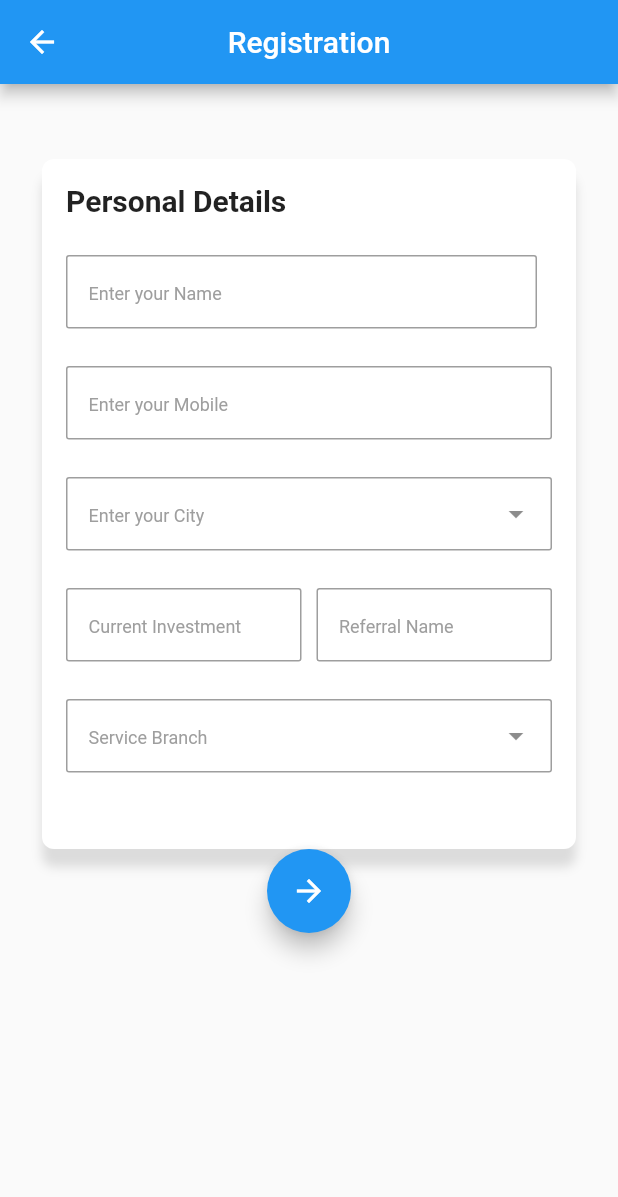
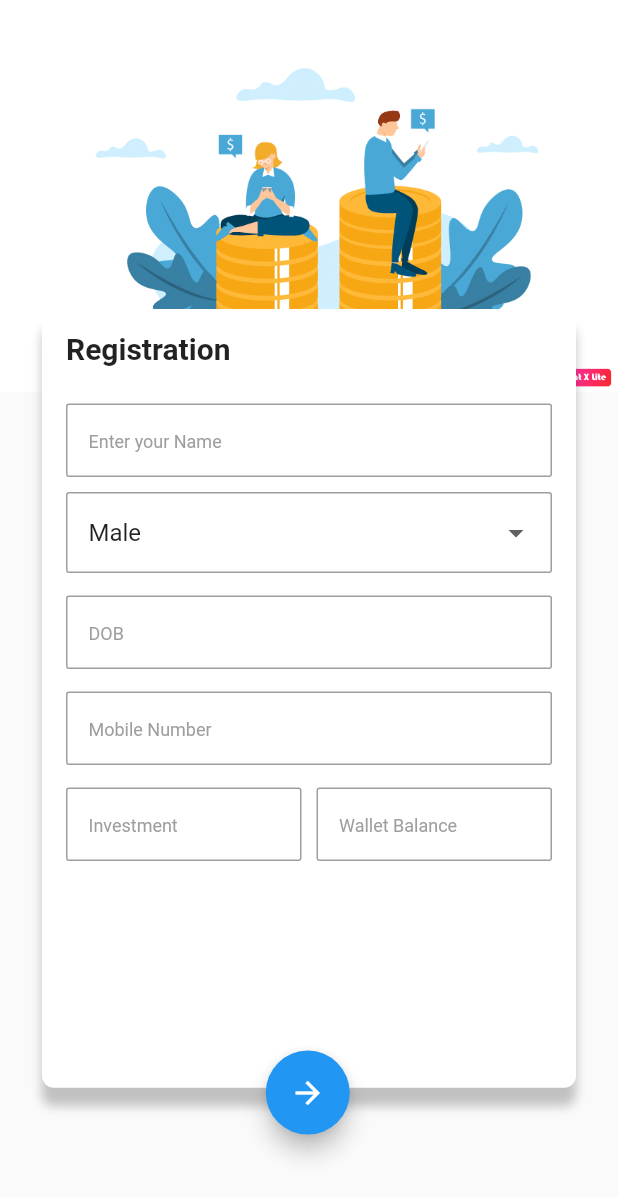
Before and after one commit to vscodeguru/uts-guru, a Flutter app: the RegistrationForm screen opened by its route, on a phone screen of 412 x 824 dp. Shown: the top 1197 px of the screen. Run offline on Flutter 3.47's test engine with Material 2 defaults, Android fonts, the phone set to English and light mode, and no system bars; our stand-ins replace carousel_pro, flutter_svg.

Commit message:
Half oF the UI finished In Registration

```diff
--- a/lib/Registration/registration.dart
+++ b/lib/Registration/registration.dart
@@ -11,6 +11,27 @@ class RegistrationForm extends StatefulWidget {
 }
 
 class _RegistrationFormState extends State<RegistrationForm> {
+  String dropdownValue = 'Male';
+  var dateController = TextEditingController();
+  var timeController = TextEditingController();
+
+  DateTime _date = new DateTime.now();
+  TimeOfDay _time = new TimeOfDay.now();
+  selectedDate(BuildContext context) async {
+    final DateTime picked = await showDatePicker(
+        context: context,
+        initialDate: _date,
+        firstDate: DateTime(1930),
+        lastDate: DateTime(2065));
+
+    if (picked != null && picked != _date) {
+      setState(() {
+        _date = picked;
+        dateController.text =
+            "${_date.day.toString()}-${_date.month.toString().padLeft(2, '0')}-${_date.year.toString().padLeft(2, '0')}";
+      });
+    }
+  }
   List<String> cities;
   List<String> branch;
   var tecCityController = TextEditingController();
@@ -18,29 +39,34 @@ class _RegistrationFormState extends State<RegistrationForm> {
   @override
   Widget build(BuildContext context) {
     return Scaffold(
-      appBar: AppBar(
-        title: Text('Registration'),
-        centerTitle: true,
-      ),
-      body: Stack(
-        children: <Widget>[
-          Container(
-            height: MediaQuery.of(context).size.height,
-            // decoration: new BoxDecoration(
-            //   image: new DecorationImage(
-            //     image: new AssetImage("assets/Noel.png"),
-            //     fit: BoxFit.cover,
-            //   ),
-            // ),
-            child: SingleChildScrollView(
+      resizeToAvoidBottomPadding: true,
+      body: Container(
+        child: Stack(
+          // overflow: Overflow.visible,
+          fit: StackFit.expand,
+          children: <Widget>[
+            Column(
+              // crossAxisAlignment: CrossAxisAlignment.end,
+              children: <Widget>[
+                Image.asset(
+                  'assets/Images/crowd.png',
+                  //  scale: 9.0,
+                ),
+              ],
+            ),
+            SingleChildScrollView(
               child: Padding(
-                padding: EdgeInsets.only(left: 28.0, right: 28.0, top: 50),
+                padding: EdgeInsets.only(
+                    left: 28.0,
+                    right: 28.0,
+                    top: MediaQuery.of(context).size.height * 0.25),
                 child: Column(
                   children: <Widget>[
+                    // Text('Personal Details'),
                     Form(
                       child: Container(
                         width: double.infinity,
-                        height: 460,
+                        height: MediaQuery.of(context).size.height * 0.63,
                         decoration: BoxDecoration(
                           color: Colors.white,
                           borderRadius: BorderRadius.circular(8.0),
@@ -49,57 +75,22 @@ class _RegistrationFormState extends State<RegistrationForm> {
                                 color: Colors.black12,
                                 offset: Offset(0.0, 12.0),
                                 blurRadius: 5),
+                                BoxShadow(
+                                color: Colors.black12,
+                                offset: Offset(0.0, 12.0),
+                                blurRadius: 5),
                           ],
                         ),
                         child: Padding(
                           padding: EdgeInsets.only(
-                              left: 16.0, right: 16.0, top: 16.0),
+                              left: 16.0, right: 16.0, top: 15.0),
                           child: Column(
                             crossAxisAlignment: CrossAxisAlignment.start,
                             children: <Widget>[
                               Text(
-                                'Personal Details',
+                                'Registration',
                                 style: TextStyle(
                                     fontSize: 20, fontWeight: FontWeight.bold),
-                              ),
-                              SizedBox(
-                                height: 25,
-                              ),
-                              Row(
-                                children: <Widget>[
-                                  Flexible(
-                                    child: TextFormField(
-                                      buildCounter: (BuildContext context,
-                                              {int currentLength,
-                                              int maxLength,
-                                              bool isFocused}) =>
-                                          null,
-                                      maxLength: 25,
-                                      textInputAction: TextInputAction.next,
-                                      decoration: InputDecoration(
-                                        contentPadding: EdgeInsets.all(15.0),
-                                        border: OutlineInputBorder(
-                                            borderSide:
-                                                BorderSide(color: Colors.blue),
-                                            borderRadius: BorderRadius.all(
-                                              Radius.circular(2.0),
-                                            )),
-                                        focusedBorder: OutlineInputBorder(
-                                          borderSide:
-                                              BorderSide(color: Colors.blue),
-                                          borderRadius: BorderRadius.all(
-                                              Radius.circular(2.0)),
-                                        ),
-                                        hintText: 'Enter your Name',
-                                        hintStyle: TextStyle(
-                                            color: Colors.grey, fontSize: 12.0),
-                                      ),
-                                    ),
-                                  ),
-                                  SizedBox(
-                                    width: 10,
-                                  ),
-                                ],
                               ),
                               SizedBox(
                                 height: 25,
@@ -125,14 +116,16 @@ class _RegistrationFormState extends State<RegistrationForm> {
                                     borderRadius:
                                         BorderRadius.all(Radius.circular(2.0)),
                                   ),
-                                  hintText: 'Enter your Mobile',
+                                  hintText: 'Enter your Name',
                                   hintStyle: TextStyle(
                                       color: Colors.grey, fontSize: 12.0),
                                 ),
                               ),
-                              SizedBox(height: 25),
-                              TextField(
-                                textInputAction: TextInputAction.next,
+                              SizedBox(
+                                height: 10,
+                              ),
+
+                              DropdownButtonFormField<String>(
                                 decoration: InputDecoration(
                                   contentPadding: EdgeInsets.all(15.0),
                                   border: OutlineInputBorder(
@@ -146,45 +139,93 @@ class _RegistrationFormState extends State<RegistrationForm> {
                                     borderRadius:
                                         BorderRadius.all(Radius.circular(2.0)),
                                   ),
-                                  suffixIcon: IconButton(
-                                    icon: Icon(
-                                      Icons.arrow_drop_down,
-                                    ),
-                                    onPressed: () {
-                                      Navigator.push<String>(context,
-                                          MaterialPageRoute(
-                                        builder: (ctx) {
-                                          return Searchwidget();
-                                        },
-                                      )).then((data) {
-                                        setState(() {
-                                          print('tapped');
-                                          tecCityController.text = data;
-                                        });
-                                      });
-                                    },
-                                  ),
-                                  hintText: 'Enter your City',
+                                  hintText: 'Enter your Name',
                                   hintStyle: TextStyle(
                                       color: Colors.grey, fontSize: 12.0),
                                 ),
-                                controller: tecCityController,
-                                onTap: () {
-                                  Navigator.push<String>(context,
-                                      MaterialPageRoute(
-                                    builder: (ctx) {
-                                      return Searchwidget();
-                                    },
-                                  )).then((data) {
-                                    setState(() {
-                                      print('tapped');
-                                      tecCityController.text = data;
-                                    });
+                                value: dropdownValue,
+                                onChanged: (String newValue) {
+                                  setState(() {
+                                    dropdownValue = newValue;
                                   });
                                 },
+                                items: <String>[
+                                  'Male',
+                                  'Female',
+                                ].map<DropdownMenuItem<String>>((String value) {
+                                  return DropdownMenuItem<String>(
+                                    value: value,
+                                    child: Text(value),
+                                  );
+                                }).toList(),
                               ),
-                              SizedBox(height: 25),
-                              Row(
+                              SizedBox(
+                                height: 15,
+                              ),
+                               GestureDetector(
+                                  onTap: () {
+                                    selectedDate(context);
+                                  },
+                                  child: AbsorbPointer(
+                                    child: TextFormField(
+                                      controller: dateController,
+                                           decoration: InputDecoration(
+                                  contentPadding: EdgeInsets.all(15.0),
+                                  border: OutlineInputBorder(
+                                      borderSide:
+                                          BorderSide(color: Colors.blue),
+                                      borderRadius: BorderRadius.all(
+                                        Radius.circular(2.0),
+                                      )),
+                                  focusedBorder: OutlineInputBorder(
+                                    borderSide: BorderSide(color: Colors.blue),
+                                    borderRadius:
+                                        BorderRadius.all(Radius.circular(2.0)),
+                                  ),
+                                  hintText: 'DOB',
+                                  hintStyle: TextStyle(
+                                      color: Colors.grey, fontSize: 12.0),
+                                ),
+                                      keyboardType: null,
+                                    ),
+                                  ),
+                                ),
+                              SizedBox(
+                                height: 15,
+                              ),
+                              TextFormField(
+                                buildCounter: (BuildContext context,
+                                        {int currentLength,
+                                        int maxLength,
+                                        bool isFocused}) =>
+                                    null,
+                                maxLength: 10,
+                                keyboardType: TextInputType.number,
+                                 inputFormatters: [
+                                        WhitelistingTextInputFormatter
+                                            .digitsOnly
+                                      ],
+                                decoration: InputDecoration(
+                                  contentPadding: EdgeInsets.all(15.0),
+                                  border: OutlineInputBorder(
+                                      borderSide:
+                                          BorderSide(color: Colors.blue),
+                                      borderRadius: BorderRadius.all(
+                                        Radius.circular(2.0),
+                                      )),
+                                  focusedBorder: OutlineInputBorder(
+                                    borderSide: BorderSide(color: Colors.blue),
+                                    borderRadius:
+                                        BorderRadius.all(Radius.circular(2.0)),
+                                  ),
+                                  hintText: 'Mobile Number',
+                                  hintStyle: TextStyle(
+                                      color: Colors.grey, fontSize: 12.0),
+                                ),
+                              ), SizedBox(
+                                height: 15,
+                              ),
+                               Row(
                                 children: <Widget>[
                                   Flexible(
                                     child: TextFormField(
@@ -194,6 +235,42 @@ class _RegistrationFormState extends State<RegistrationForm> {
                                               bool isFocused}) =>
                                           null,
                                       maxLength: 25,
+
+                                      decoration: InputDecoration(
+                                        contentPadding:
+                                            EdgeInsets.all(15.0),
+                                        border: OutlineInputBorder(
+                                            borderSide: BorderSide(
+                                                color: Colors.blue),
+                                            borderRadius: BorderRadius.all(
+                                              Radius.circular(2.0),
+                                            )),
+                                        focusedBorder: OutlineInputBorder(
+                                          borderSide: BorderSide(
+                                              color: Colors.blue),
+                                          borderRadius: BorderRadius.all(
+                                              Radius.circular(2.0)),
+                                        ),
+                                        hintText: 'Investment',
+                                        hintStyle: TextStyle(
+                                            color: Colors.grey,
+                                            fontSize: 12.0),
+                                      ),
+                                    ),
+                                  ),
+                                  SizedBox(
+                                    width: 10,
+                                  ),
+                                  Flexible(
+                                    child: TextFormField(
+
+                                      keyboardType: TextInputType.number,
+                                      buildCounter: (BuildContext context,
+                                              {int currentLength,
+                                              int maxLength,
+                                              bool isFocused}) =>
+                                          null,
+                                      maxLength: 10,
                                       textInputAction: TextInputAction.next,
                                       decoration: InputDecoration(
                                         contentPadding: EdgeInsets.all(15.0),
@@ -209,39 +286,7 @@ class _RegistrationFormState extends State<RegistrationForm> {
                                           borderRadius: BorderRadius.all(
                                               Radius.circular(2.0)),
                                         ),
-                                        hintText: 'Current Investment',
-                                        hintStyle: TextStyle(
-                                            color: Colors.grey, fontSize: 12.0),
-                                      ),
-                                    ),
-                                  ),
-                                  SizedBox(
-                                    width: 10,
-                                  ),
-                                  Flexible(
-                                    child: TextFormField(
-                                      buildCounter: (BuildContext context,
-                                              {int currentLength,
-                                              int maxLength,
-                                              bool isFocused}) =>
-                                          null,
-                                      maxLength: 25,
-                                      textInputAction: TextInputAction.next,
-                                      decoration: InputDecoration(
-                                        contentPadding: EdgeInsets.all(15.0),
-                                        border: OutlineInputBorder(
-                                            borderSide:
-                                                BorderSide(color: Colors.blue),
-                                            borderRadius: BorderRadius.all(
-                                              Radius.circular(2.0),
-                                            )),
-                                        focusedBorder: OutlineInputBorder(
-                                          borderSide:
-                                              BorderSide(color: Colors.blue),
-                                          borderRadius: BorderRadius.all(
-                                              Radius.circular(2.0)),
-                                        ),
-                                        hintText: 'Referral Name',
+                                        hintText: 'Wallet Balance',
                                         hintStyle: TextStyle(
                                             color: Colors.grey, fontSize: 12.0),
                                       ),
@@ -249,82 +294,32 @@ class _RegistrationFormState extends State<RegistrationForm> {
                                   ),
                                 ],
                               ),
-                              SizedBox(height: 25),
-                              TextField(
-                                textInputAction: TextInputAction.next,
-                                decoration: InputDecoration(
-                                  contentPadding: EdgeInsets.all(15.0),
-                                  border: OutlineInputBorder(
-                                      borderSide:
-                                          BorderSide(color: Colors.blue),
-                                      borderRadius: BorderRadius.all(
-                                        Radius.circular(2.0),
-                                      )),
-                                  focusedBorder: OutlineInputBorder(
-                                    borderSide: BorderSide(color: Colors.blue),
-                                    borderRadius:
-                                        BorderRadius.all(Radius.circular(2.0)),
-                                  ),
-                                  suffixIcon: IconButton(
-                                    icon: Icon(
-                                      Icons.arrow_drop_down,
-                                    ),
-                                    onPressed: () {
-                                      Navigator.push<String>(context,
-                                          MaterialPageRoute(
-                                        builder: (ctx) {
-                                          return ServiceBranchWidget();
-                                        },
-                                      )).then((data) {
-                                        setState(() {
-                                          print('tapped');
-                                          tecBranchController.text = data;
-                                        });
-                                      });
-                                    },
-                                  ),
-                                  hintText: 'Service Branch',
-                                  hintStyle: TextStyle(
-                                      color: Colors.grey, fontSize: 12.0),
-                                ),
-                                controller: tecBranchController,
-                                onTap: () {
-                                  Navigator.push<String>(context,
-                                      MaterialPageRoute(
-                                    builder: (ctx) {
-                                      return ServiceBranchWidget();
-                                    },
-                                  )).then((data) {
-                                    setState(() {
-                                      print('tapped');
-                                      tecBranchController.text = data;
-                                    });
-                                  });
-                                },
-                              ),
+
+
                             ],
                           ),
                         ),
-                      ),
-                    ),
-                    ShowUp(
-                      delay: 1,
-                      child: FloatingActionButton(
-                        elevation: 6,
-                        foregroundColor: Colors.white,
-                        backgroundColor: Colors.blue,
-                        child: Icon(Icons.arrow_forward),
-                        onPressed: () {
-                          null;
-                        },
                       ),
                     ),
                   ],
                 ),
               ),
             ),
-          ),
-        ],
+            Positioned(
+              top: MediaQuery.of(context).size.height * 0.85,
+              left: MediaQuery.of(context).size.width * 0.43,
+              child: ShowUp(
+                child: FloatingActionButton(
+                  elevation: 6,
+                  foregroundColor: Colors.white,
+                  backgroundColor: Colors.blue,
+                  child: Icon(Icons.arrow_forward),
+                  onPressed: () {},
+                ),
+              ),
+            )
+          ],
+        ),
       ),
     );
   }
--- a/pubspec.yaml
+++ b/pubspec.yaml
@@ -47,6 +47,8 @@ flutter:
     - assets/Images/bank.jpg
     - assets/Images/logo.png
     - assets/Images/bank1.jpg
+    - assets/Images/sign.jpg
+    - assets/Images/crowd.png
     - assets/Images/chit1.jpg
     - assets/Images/Chit.png
     - assets/Images/ticket/flight.svg
```
Also changed, not shown: assets/Images/crowd.png (added), assets/Images/domain.jpg (added), assets/Images/sign.jpg (added).
